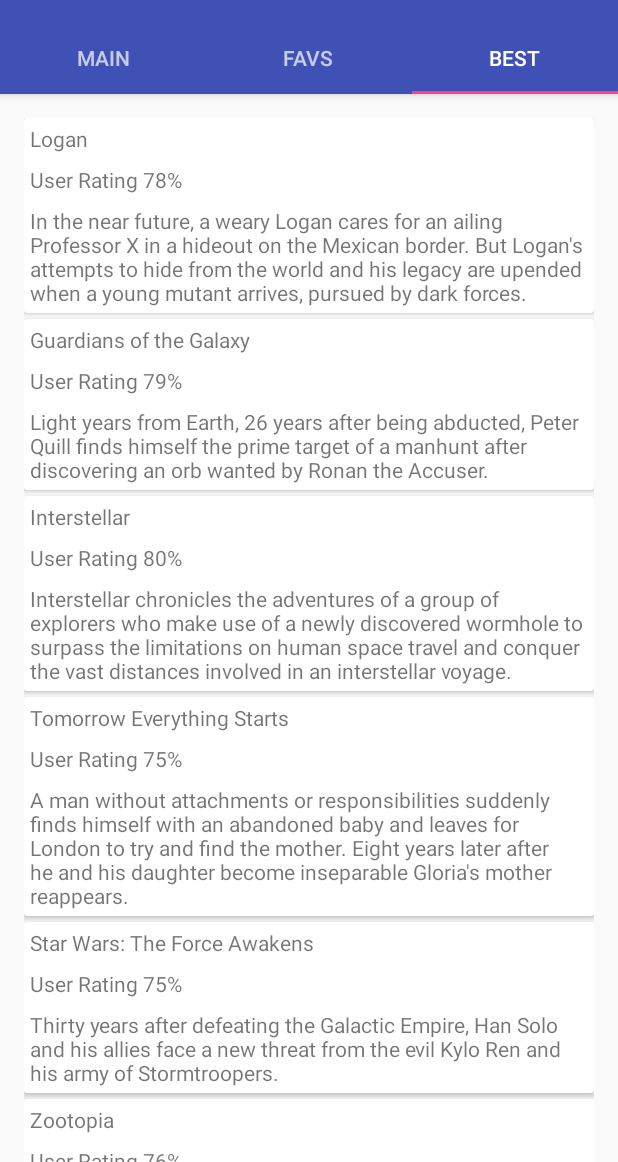
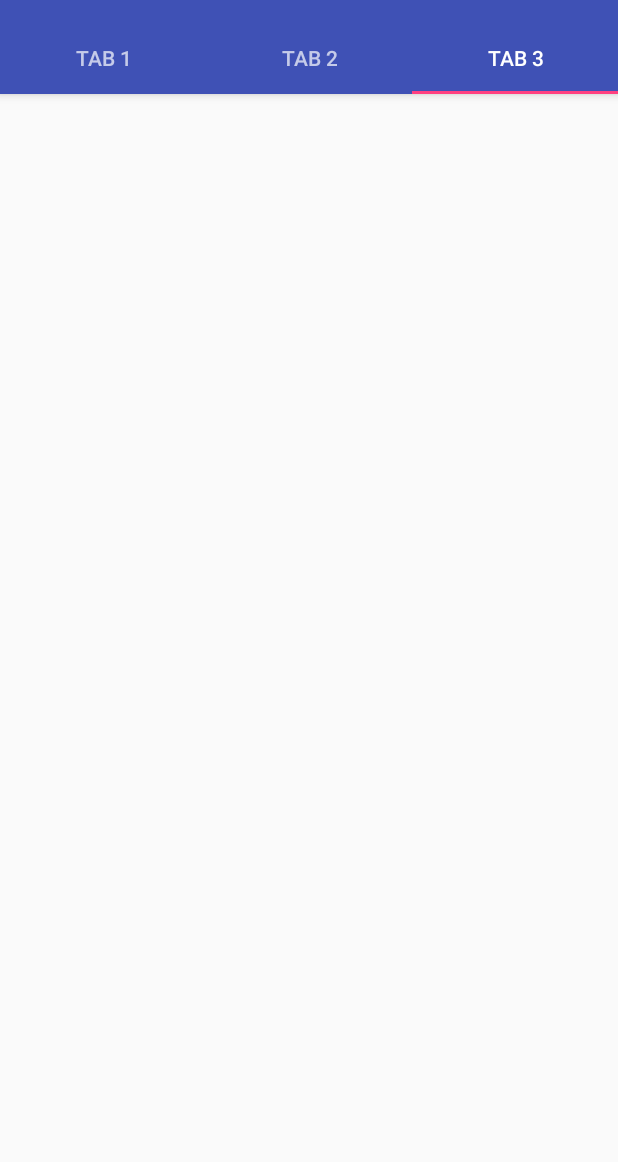
Before and after one commit to ErwinGonzalez/Activity2, an Android app: the screen it shows after launch (MainActivity), tab 3 chosen, on a phone screen of 412 x 824 dp, the part 74-1236 px from its top. Run offline under Robolectric (Android 15) with nearby library versions, the phone set to English and light mode, and no system bars.

Commit message:
base activity

```diff
--- a/app/src/main/java/galileo/abapp/movietablist/activities/MainActivity.java
+++ b/app/src/main/java/galileo/abapp/movietablist/activities/MainActivity.java
@@ -14,11 +14,9 @@ import java.util.ArrayList;
 
 import galileo.abapp.movietablist.R;
 import galileo.abapp.movietablist.data.MovieDetail;
-import galileo.abapp.movietablist.fragments.MovieBestFragment;
-import galileo.abapp.movietablist.fragments.MovieFavoritesFragment;
 import galileo.abapp.movietablist.fragments.MovieMainFragment;
 
-public class MainActivity extends AppCompatActivity implements MovieMainFragment.addMovieToFavorites, MovieFavoritesFragment.removeFromFavorites{
+public class MainActivity extends AppCompatActivity implements MovieMainFragment.addMovieToFavorites{
 
 
     SectionsPagerAdapter mSectionsPagerAdapter;
@@ -64,12 +62,6 @@ public class MainActivity extends AppCompatActivity implements MovieMainFragment
         }else
             Toast.makeText(getApplicationContext(), "Movie " + movie.getTitle() + " already in Favorites", Toast.LENGTH_SHORT).show();
     }
-	//implementation of MoviesFavoritesFragment interface
-    @Override
-    public void removeFav(int n) {
-        MovieDetail m = favMovies.remove(n);
-        Toast.makeText(getApplicationContext(),"Movie "+m.getTitle()+" removed from Favorites",Toast.LENGTH_SHORT).show();
-    }
 
     /**
      * A {@link FragmentPagerAdapter} that returns a fragment corresponding to
@@ -92,16 +84,6 @@ public class MainActivity extends AppCompatActivity implements MovieMainFragment
                     list = new MovieMainFragment();
                     list.setArguments(b);
                     return list;
-                case 1:
-                    b.putSerializable("favs",favMovies);
-                    list = new MovieFavoritesFragment();
-                    list.setArguments(b);
-                    return list;
-                case 2:
-                    b.putSerializable("best",bestMovies);
-                    list = new MovieBestFragment();
-                    list.setArguments(b);
-                    return list;
                 default:
                     return new Fragment();
             }
@@ -118,11 +100,11 @@ public class MainActivity extends AppCompatActivity implements MovieMainFragment
         public CharSequence getPageTitle(int position) {
             switch (position) {
                 case 0:
-                    return "MAIN";
+                    return "TAB 1";
                 case 1:
-                    return "FAVS";
+                    return "TAB 2";
                 case 2:
-                    return "BEST";
+                    return "TAB 3";
             }
             return null;
         }
@@ -141,13 +123,6 @@ public class MainActivity extends AppCompatActivity implements MovieMainFragment
         mainMovies.add(new MovieDetail("Star Wars: The Force Awakens","Thirty years after defeating the Galactic Empire, Han Solo and his allies face a new threat from the evil Kylo Ren and his army of Stormtroopers.",75));
         mainMovies.add(new MovieDetail("Zootopia","Determined to prove herself, Officer Judy Hopps, the first bunny on Zootopia's police force, jumps at the chance to crack her first case - even if it means partnering with scam-artist fox Nick Wilde to solve the mystery.",76));
         mainMovies.add(new MovieDetail("Avatar","In the 22nd century, a paraplegic Marine is dispatched to the moon Pandora on a unique mission, but becomes torn between following orders and protecting an alien civilization.",72));
-        setBestMovies();
     }
 
-	//add the best rated movies to the bestMovies list
-    public void setBestMovies(){
-        for(MovieDetail m: mainMovies)
-            if(m.getRating()>=75)
-                bestMovies.add(m);
-    }
 }
--- a/app/src/main/java/galileo/abapp/movietablist/fragments/MovieFavoritesFragment.java
+++ /dev/null
@@ -1,81 +0,0 @@
-package galileo.abapp.movietablist.fragments;
-
-import android.content.Context;
-import android.os.Bundle;
-import android.support.v4.app.Fragment;
-import android.support.v7.widget.LinearLayoutManager;
-import android.support.v7.widget.RecyclerView;
-import android.view.LayoutInflater;
-import android.view.View;
-import android.view.ViewGroup;
-import android.widget.TextView;
-
-import java.util.ArrayList;
-
-import galileo.abapp.movietablist.R;
-import galileo.abapp.movietablist.activities.MainActivity;
-import galileo.abapp.movietablist.data.movieAdapter;
-
-/**
- * Created by EEVGG on 01/06/2017.
- */
-
-public class MovieFavoritesFragment extends Fragment implements movieAdapter.handleFavsCallback{
-
-        RecyclerView rv;
-        RecyclerView.LayoutManager manager;
-        movieAdapter adapter;
-        TextView tv;
-        ArrayList movies;
-        removeFromFavorites mCallback;
-
-        public  MovieFavoritesFragment(){}
-
-        @Override
-        public void onAttach(Context context) {
-            super.onAttach(context);
-
-            // This makes sure that the container activity has implemented
-            // the callback interface. If not, it throws an exception
-            try {
-                mCallback = (removeFromFavorites) context;
-            } catch (ClassCastException e) {
-                throw new ClassCastException(context.toString()
-                        + " must implement OnHeadlineSelectedListener");
-            }
-        }
-
-        @Override
-        public View onCreateView(LayoutInflater inflater, ViewGroup container,
-                                 Bundle savedInstanceState) {
-            View parentView = inflater.inflate(R.layout.fragment_main,container,false);
-            tv =(TextView) parentView.findViewById(R.id.section_label);
-            rv = (RecyclerView) parentView.findViewById(R.id.main_recycler_view);
-            movies = (ArrayList)getArguments().getSerializable("favs");
-            LinearLayoutManager llm = new LinearLayoutManager(this.getContext());
-            rv.setLayoutManager(llm);
-            adapter = new movieAdapter(getActivity(),movies);
-            adapter.setCallback(this);
-            rv.setAdapter(adapter);
-            manager = new LinearLayoutManager(getActivity());
-            return parentView;
-        }
-
-	//called when the fragment becomes visible to the user
-    @Override
-    public void setUserVisibleHint(boolean visibleHint){
-		//if it beomes visible, refresh the list so it uses current data
-        if(visibleHint)
-            adapter.notifyDataSetChanged();
-    }
-    @Override
-    public void handlePressed(int n) {
-        mCallback.removeFav(n);
-		//refresh the list to remove the item from the view
-        adapter.notifyDataSetChanged();
-    }
-	//interface to be implemented on the MainActivity
-    public interface removeFromFavorites{
-        void removeFav(int n);
-    }
-}
--- a/app/src/main/res/layout/fragment_best.xml
+++ /dev/null
@@ -1,6 +0,0 @@
-<?xml version="1.0" encoding="utf-8"?>
-<LinearLayout xmlns:android="http://schemas.android.com/apk/res/android"
-    android:orientation="vertical" android:layout_width="match_parent"
-    android:layout_height="match_parent">
-
-</LinearLayout>
--- a/app/src/main/res/layout/fragment_favorites.xml
+++ /dev/null
@@ -1,6 +0,0 @@
-<?xml version="1.0" encoding="utf-8"?>
-<LinearLayout xmlns:android="http://schemas.android.com/apk/res/android"
-    android:orientation="vertical" android:layout_width="match_parent"
-    android:layout_height="match_parent">
-
-</LinearLayout>
```
Also changed, not shown: app/src/main/java/galileo/abapp/movietablist/fragments/MovieBestFragment.java (deleted, +0 -45 lines).
